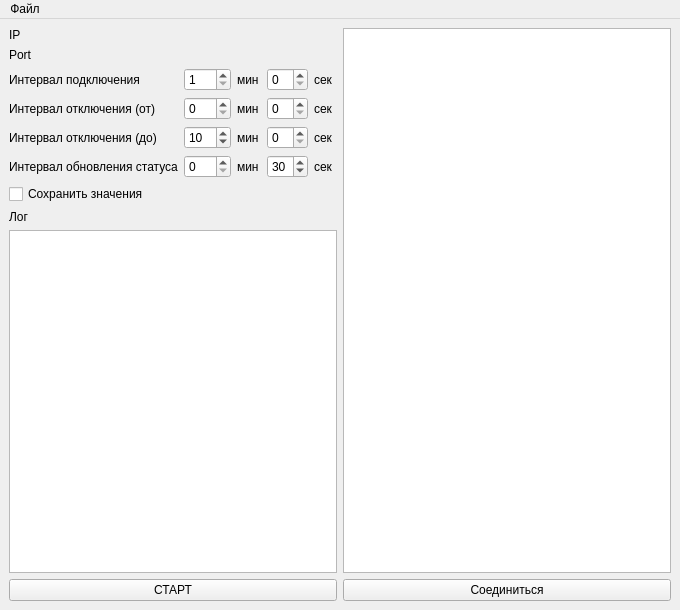
Qt form mainwindow.ui (layxproud/QulonServerTest) before a commit.
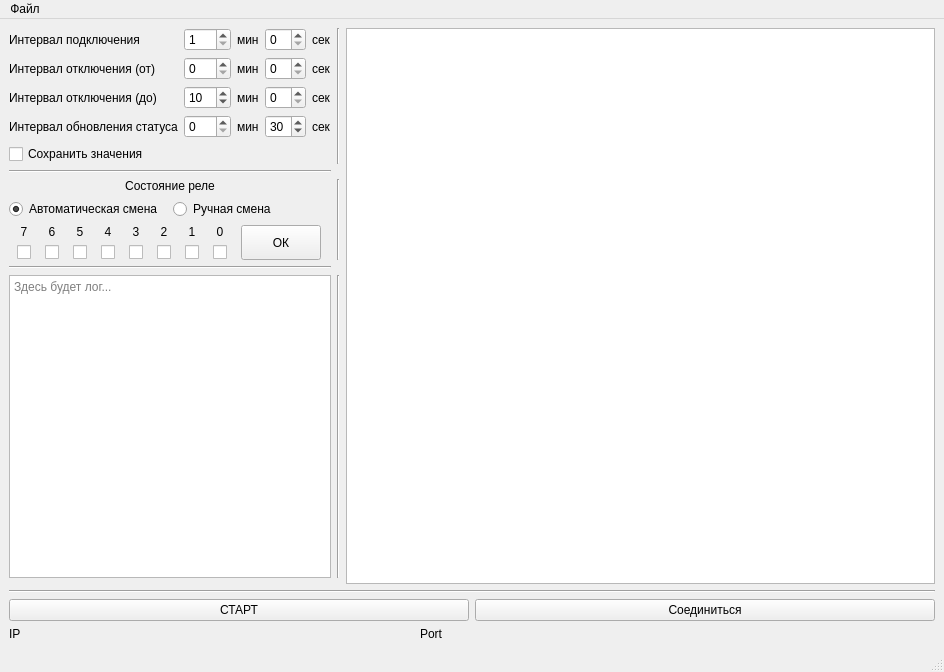
The same form after that commit. Icons and pictures are not drawn.

```diff
--- a/mainwindow.ui
+++ b/mainwindow.ui
@@ -6,8 +6,8 @@
    <rect>
     <x>0</x>
     <y>0</y>
-    <width>680</width>
-    <height>610</height>
+    <width>944</width>
+    <height>672</height>
    </rect>
   </property>
   <property name="sizePolicy">
@@ -21,386 +21,683 @@
   </property>
   <widget class="QWidget" name="centralwidget">
    <layout class="QGridLayout" name="gridLayout">
-    <item row="3" column="0">
-     <widget class="QPushButton" name="multiConnectButton">
+    <item row="15" column="0">
+     <widget class="QLabel" name="ipLabel">
+      <property name="sizePolicy">
+       <sizepolicy hsizetype="Preferred" vsizetype="Preferred">
+        <horstretch>0</horstretch>
+        <verstretch>0</verstretch>
+       </sizepolicy>
+      </property>
       <property name="text">
-       <string>СТАРТ</string>
+       <string>IP</string>
       </property>
      </widget>
     </item>
-    <item row="3" column="1">
-     <widget class="QPushButton" name="connectButton">
+    <item row="13" column="0" colspan="10">
+     <widget class="Line" name="line_6">
+      <property name="orientation">
+       <enum>Qt::Horizontal</enum>
+      </property>
+     </widget>
+    </item>
+    <item row="6" column="0">
+     <widget class="QTextBrowser" name="logWindow">
+      <property name="sizePolicy">
+       <sizepolicy hsizetype="Preferred" vsizetype="Expanding">
+        <horstretch>0</horstretch>
+        <verstretch>0</verstretch>
+       </sizepolicy>
+      </property>
+      <property name="placeholderText">
+       <string>Здесь будет лог...</string>
+      </property>
+     </widget>
+    </item>
+    <item row="15" column="4">
+     <widget class="QLabel" name="portValue">
+      <property name="sizePolicy">
+       <sizepolicy hsizetype="Preferred" vsizetype="Preferred">
+        <horstretch>0</horstretch>
+        <verstretch>0</verstretch>
+       </sizepolicy>
+      </property>
       <property name="text">
-       <string>Соединиться</string>
+       <string/>
       </property>
      </widget>
     </item>
-    <item row="2" column="1">
-     <widget class="QTableWidget" name="tableWidget">
+    <item row="14" column="0" colspan="10">
+     <layout class="QHBoxLayout" name="buttonsLayout">
+      <item>
+       <widget class="QPushButton" name="multiConnectButton">
+        <property name="sizePolicy">
+         <sizepolicy hsizetype="Preferred" vsizetype="Preferred">
+          <horstretch>0</horstretch>
+          <verstretch>0</verstretch>
+         </sizepolicy>
+        </property>
+        <property name="text">
+         <string>СТАРТ</string>
+        </property>
+       </widget>
+      </item>
+      <item>
+       <widget class="QPushButton" name="connectButton">
+        <property name="sizePolicy">
+         <sizepolicy hsizetype="Preferred" vsizetype="Preferred">
+          <horstretch>0</horstretch>
+          <verstretch>0</verstretch>
+         </sizepolicy>
+        </property>
+        <property name="text">
+         <string>Соединиться</string>
+        </property>
+       </widget>
+      </item>
+     </layout>
+    </item>
+    <item row="15" column="3">
+     <widget class="QLabel" name="portLabel">
       <property name="sizePolicy">
-       <sizepolicy hsizetype="Minimum" vsizetype="Expanding">
+       <sizepolicy hsizetype="Preferred" vsizetype="Preferred">
         <horstretch>0</horstretch>
         <verstretch>0</verstretch>
        </sizepolicy>
       </property>
+      <property name="text">
+       <string>Port</string>
+      </property>
      </widget>
     </item>
-    <item row="2" column="0">
-     <layout class="QVBoxLayout" name="leftLayout">
+    <item row="4" column="0">
+     <layout class="QGridLayout" name="relayLayout">
       <property name="topMargin">
        <number>0</number>
       </property>
-      <item>
-       <layout class="QGridLayout" name="gridLayout_2">
-        <item row="5" column="2">
-         <widget class="QLabel" name="minLabel4">
-          <property name="sizePolicy">
-           <sizepolicy hsizetype="Minimum" vsizetype="Preferred">
-            <horstretch>0</horstretch>
-            <verstretch>0</verstretch>
-           </sizepolicy>
-          </property>
+      <item row="1" column="1">
+       <widget class="QRadioButton" name="relayManualButton">
+        <property name="text">
+         <string>Ручная смена</string>
+        </property>
+       </widget>
+      </item>
+      <item row="2" column="0" colspan="2">
+       <layout class="QGridLayout" name="bitsLayout">
+        <property name="topMargin">
+         <number>0</number>
+        </property>
+        <item row="0" column="1">
+         <widget class="QLabel" name="bit6Label">
           <property name="text">
-           <string>мин</string>
+           <string>6</string>
           </property>
-         </widget>
-        </item>
-        <item row="2" column="0">
-         <widget class="QLabel" name="conIntLabel">
-          <property name="sizePolicy">
-           <sizepolicy hsizetype="Minimum" vsizetype="Preferred">
-            <horstretch>0</horstretch>
-            <verstretch>0</verstretch>
-           </sizepolicy>
+          <property name="alignment">
+           <set>Qt::AlignCenter</set>
           </property>
-          <property name="text">
-           <string>Интервал подключения</string>
-          </property>
          </widget>
         </item>
-        <item row="5" column="1">
-         <widget class="QSpinBox" name="statusIntMinBox">
+        <item row="1" column="6">
+         <widget class="QCheckBox" name="bit1">
           <property name="sizePolicy">
-           <sizepolicy hsizetype="Minimum" vsizetype="Fixed">
+           <sizepolicy hsizetype="Fixed" vsizetype="Fixed">
             <horstretch>0</horstretch>
             <verstretch>0</verstretch>
            </sizepolicy>
           </property>
-          <property name="maximum">
-           <number>120</number>
-          </property>
-         </widget>
-        </item>
-        <item row="4" column="4">
-         <widget class="QLabel" name="secLabel3">
-          <property name="sizePolicy">
-           <sizepolicy hsizetype="Minimum" vsizetype="Preferred">
-            <horstretch>0</horstretch>
-            <verstretch>0</verstretch>
-           </sizepolicy>
-          </property>
           <property name="text">
-           <string>сек</string>
+           <string/>
           </property>
          </widget>
         </item>
-        <item row="2" column="2">
-         <widget class="QLabel" name="minLabel1">
-          <property name="sizePolicy">
-           <sizepolicy hsizetype="Minimum" vsizetype="Preferred">
-            <horstretch>0</horstretch>
-            <verstretch>0</verstretch>
-           </sizepolicy>
-          </property>
+        <item row="0" column="3">
+         <widget class="QLabel" name="bit4Label">
           <property name="text">
-           <string>мин</string>
+           <string>4</string>
           </property>
-         </widget>
-        </item>
-        <item row="2" column="4">
-         <widget class="QLabel" name="secLabel1">
-          <property name="sizePolicy">
-           <sizepolicy hsizetype="Minimum" vsizetype="Preferred">
-            <horstretch>0</horstretch>
-            <verstretch>0</verstretch>
-           </sizepolicy>
+          <property name="alignment">
+           <set>Qt::AlignCenter</set>
           </property>
-          <property name="text">
-           <string>сек</string>
-          </property>
          </widget>
         </item>
-        <item row="0" column="0">
-         <widget class="QLabel" name="ipLabel">
+        <item row="1" column="2">
+         <widget class="QCheckBox" name="bit5">
           <property name="sizePolicy">
-           <sizepolicy hsizetype="Minimum" vsizetype="Preferred">
+           <sizepolicy hsizetype="Fixed" vsizetype="Fixed">
             <horstretch>0</horstretch>
             <verstretch>0</verstretch>
            </sizepolicy>
           </property>
           <property name="text">
-           <string>IP</string>
+           <string/>
           </property>
          </widget>
         </item>
-        <item row="4" column="2">
-         <widget class="QLabel" name="minLabel3">
-          <property name="sizePolicy">
-           <sizepolicy hsizetype="Minimum" vsizetype="Preferred">
-            <horstretch>0</horstretch>
-            <verstretch>0</verstretch>
-           </sizepolicy>
-          </property>
+        <item row="0" column="4">
+         <widget class="QLabel" name="bit3Label">
           <property name="text">
-           <string>мин</string>
+           <string>3</string>
           </property>
+          <property name="alignment">
+           <set>Qt::AlignCenter</set>
+          </property>
          </widget>
         </item>
-        <item row="2" column="1">
-         <widget class="QSpinBox" name="conIntMinBox">
+        <item row="1" column="7">
+         <widget class="QCheckBox" name="bit0">
           <property name="sizePolicy">
-           <sizepolicy hsizetype="Minimum" vsizetype="Fixed">
+           <sizepolicy hsizetype="Fixed" vsizetype="Fixed">
             <horstretch>0</horstretch>
             <verstretch>0</verstretch>
            </sizepolicy>
           </property>
-          <property name="minimum">
-           <number>1</number>
-          </property>
-          <property name="maximum">
-           <number>120</number>
-          </property>
-         </widget>
-        </item>
-        <item row="1" column="1" colspan="4">
-         <widget class="QLabel" name="portValue">
           <property name="text">
            <string/>
           </property>
          </widget>
         </item>
-        <item row="3" column="3">
-         <widget class="QSpinBox" name="discIntFromSecBox">
+        <item row="1" column="4">
+         <widget class="QCheckBox" name="bit3">
           <property name="sizePolicy">
-           <sizepolicy hsizetype="Minimum" vsizetype="Fixed">
+           <sizepolicy hsizetype="Fixed" vsizetype="Fixed">
             <horstretch>0</horstretch>
             <verstretch>0</verstretch>
            </sizepolicy>
           </property>
-          <property name="maximum">
-           <number>59</number>
-          </property>
-         </widget>
-        </item>
-        <item row="3" column="2">
-         <widget class="QLabel" name="minLabel2">
-          <property name="sizePolicy">
-           <sizepolicy hsizetype="Minimum" vsizetype="Preferred">
-            <horstretch>0</horstretch>
-            <verstretch>0</verstretch>
-           </sizepolicy>
-          </property>
           <property name="text">
-           <string>мин</string>
-          </property>
-         </widget>
-        </item>
-        <item row="3" column="1">
-         <widget class="QSpinBox" name="discIntFromMinBox">
-          <property name="sizePolicy">
-           <sizepolicy hsizetype="Minimum" vsizetype="Fixed">
-            <horstretch>0</horstretch>
-            <verstretch>0</verstretch>
-           </sizepolicy>
-          </property>
-          <property name="minimum">
-           <number>0</number>
-          </property>
-          <property name="maximum">
-           <number>120</number>
+           <string/>
           </property>
          </widget>
         </item>
         <item row="1" column="0">
-         <widget class="QLabel" name="portLabel">
+         <widget class="QCheckBox" name="bit7">
           <property name="sizePolicy">
-           <sizepolicy hsizetype="Minimum" vsizetype="Preferred">
+           <sizepolicy hsizetype="Fixed" vsizetype="Fixed">
             <horstretch>0</horstretch>
             <verstretch>0</verstretch>
            </sizepolicy>
           </property>
           <property name="text">
-           <string>Port</string>
+           <string/>
           </property>
          </widget>
         </item>
-        <item row="5" column="3">
-         <widget class="QSpinBox" name="statusIntSecBox">
-          <property name="sizePolicy">
-           <sizepolicy hsizetype="Minimum" vsizetype="Fixed">
-            <horstretch>0</horstretch>
-            <verstretch>0</verstretch>
-           </sizepolicy>
+        <item row="0" column="7">
+         <widget class="QLabel" name="bit0Label">
+          <property name="text">
+           <string>0</string>
           </property>
-          <property name="maximum">
-           <number>59</number>
+          <property name="alignment">
+           <set>Qt::AlignCenter</set>
           </property>
-          <property name="value">
-           <number>30</number>
-          </property>
          </widget>
         </item>
-        <item row="5" column="0">
-         <widget class="QLabel" name="statusIntLabel">
-          <property name="sizePolicy">
-           <sizepolicy hsizetype="Minimum" vsizetype="Preferred">
-            <horstretch>0</horstretch>
-            <verstretch>0</verstretch>
-           </sizepolicy>
-          </property>
+        <item row="0" column="0">
+         <widget class="QLabel" name="bit7Label">
           <property name="text">
-           <string>Интервал обновления статуса</string>
+           <string>7</string>
           </property>
+          <property name="alignment">
+           <set>Qt::AlignCenter</set>
+          </property>
          </widget>
         </item>
-        <item row="2" column="3">
-         <widget class="QSpinBox" name="conIntSecBox">
+        <item row="1" column="1">
+         <widget class="QCheckBox" name="bit6">
           <property name="sizePolicy">
-           <sizepolicy hsizetype="Minimum" vsizetype="Fixed">
+           <sizepolicy hsizetype="Fixed" vsizetype="Fixed">
             <horstretch>0</horstretch>
             <verstretch>0</verstretch>
            </sizepolicy>
           </property>
-          <property name="maximum">
-           <number>59</number>
-          </property>
-         </widget>
-        </item>
-        <item row="0" column="1" colspan="4">
-         <widget class="QLabel" name="ipValue">
           <property name="text">
            <string/>
           </property>
          </widget>
         </item>
-        <item row="5" column="4">
-         <widget class="QLabel" name="secLabel4">
-          <property name="sizePolicy">
-           <sizepolicy hsizetype="Minimum" vsizetype="Preferred">
-            <horstretch>0</horstretch>
-            <verstretch>0</verstretch>
-           </sizepolicy>
-          </property>
+        <item row="0" column="6">
+         <widget class="QLabel" name="bit1Label">
           <property name="text">
-           <string>сек</string>
+           <string>1</string>
           </property>
+          <property name="alignment">
+           <set>Qt::AlignCenter</set>
+          </property>
          </widget>
         </item>
-        <item row="4" column="1">
-         <widget class="QSpinBox" name="discIntToMinBox">
-          <property name="sizePolicy">
-           <sizepolicy hsizetype="Minimum" vsizetype="Fixed">
-            <horstretch>0</horstretch>
-            <verstretch>0</verstretch>
-           </sizepolicy>
+        <item row="0" column="2">
+         <widget class="QLabel" name="bit5Label">
+          <property name="text">
+           <string>5</string>
           </property>
-          <property name="minimum">
-           <number>0</number>
+          <property name="alignment">
+           <set>Qt::AlignCenter</set>
           </property>
-          <property name="maximum">
-           <number>120</number>
-          </property>
-          <property name="value">
-           <number>10</number>
-          </property>
          </widget>
         </item>
-        <item row="4" column="0">
-         <widget class="QLabel" name="discIntToLabel">
+        <item row="1" column="3">
+         <widget class="QCheckBox" name="bit4">
           <property name="sizePolicy">
-           <sizepolicy hsizetype="Minimum" vsizetype="Preferred">
+           <sizepolicy hsizetype="Fixed" vsizetype="Fixed">
             <horstretch>0</horstretch>
             <verstretch>0</verstretch>
            </sizepolicy>
           </property>
           <property name="text">
-           <string>Интервал отключения (до)</string>
+           <string/>
           </property>
          </widget>
         </item>
-        <item row="3" column="0">
-         <widget class="QLabel" name="discIntFromLabel">
+        <item row="1" column="5">
+         <widget class="QCheckBox" name="bit2">
           <property name="sizePolicy">
-           <sizepolicy hsizetype="Minimum" vsizetype="Preferred">
+           <sizepolicy hsizetype="Fixed" vsizetype="Fixed">
             <horstretch>0</horstretch>
             <verstretch>0</verstretch>
            </sizepolicy>
           </property>
           <property name="text">
-           <string>Интервал отключения (от)</string>
+           <string/>
           </property>
          </widget>
         </item>
-        <item row="3" column="4">
-         <widget class="QLabel" name="secLabel2">
-          <property name="sizePolicy">
-           <sizepolicy hsizetype="Minimum" vsizetype="Preferred">
-            <horstretch>0</horstretch>
-            <verstretch>0</verstretch>
-           </sizepolicy>
-          </property>
+        <item row="0" column="5">
+         <widget class="QLabel" name="bit2Label">
           <property name="text">
-           <string>сек</string>
+           <string>2</string>
           </property>
+          <property name="alignment">
+           <set>Qt::AlignCenter</set>
+          </property>
          </widget>
         </item>
-        <item row="4" column="3">
-         <widget class="QSpinBox" name="discIntToSecBox">
+        <item row="0" column="8" rowspan="2">
+         <widget class="QPushButton" name="sendRelayBitsButton">
           <property name="sizePolicy">
-           <sizepolicy hsizetype="Minimum" vsizetype="Fixed">
+           <sizepolicy hsizetype="Fixed" vsizetype="Expanding">
             <horstretch>0</horstretch>
             <verstretch>0</verstretch>
            </sizepolicy>
           </property>
-          <property name="maximum">
-           <number>59</number>
-          </property>
-         </widget>
-        </item>
-        <item row="6" column="0" colspan="5">
-         <widget class="QCheckBox" name="saveValuesButton">
           <property name="text">
-           <string>Сохранить значения</string>
+           <string>ОК</string>
           </property>
          </widget>
         </item>
        </layout>
       </item>
-      <item>
-       <widget class="QLabel" name="logLabel">
+      <item row="1" column="0">
+       <widget class="QRadioButton" name="relayAutoButton">
+        <property name="text">
+         <string>Автоматическая смена</string>
+        </property>
+        <property name="checked">
+         <bool>true</bool>
+        </property>
+       </widget>
+      </item>
+      <item row="0" column="0" colspan="2">
+       <widget class="QLabel" name="label">
+        <property name="text">
+         <string>Состояние реле</string>
+        </property>
+        <property name="alignment">
+         <set>Qt::AlignCenter</set>
+        </property>
+       </widget>
+      </item>
+     </layout>
+    </item>
+    <item row="5" column="0">
+     <widget class="Line" name="line_2">
+      <property name="orientation">
+       <enum>Qt::Horizontal</enum>
+      </property>
+     </widget>
+    </item>
+    <item row="2" column="0">
+     <layout class="QGridLayout" name="timersLayout">
+      <item row="0" column="3">
+       <widget class="QSpinBox" name="conIntSecBox">
         <property name="sizePolicy">
-         <sizepolicy hsizetype="Maximum" vsizetype="Maximum">
+         <sizepolicy hsizetype="Preferred" vsizetype="Preferred">
           <horstretch>0</horstretch>
           <verstretch>0</verstretch>
          </sizepolicy>
         </property>
+        <property name="maximum">
+         <number>59</number>
+        </property>
+       </widget>
+      </item>
+      <item row="0" column="0">
+       <widget class="QLabel" name="conIntLabel">
+        <property name="sizePolicy">
+         <sizepolicy hsizetype="Preferred" vsizetype="Preferred">
+          <horstretch>0</horstretch>
+          <verstretch>0</verstretch>
+         </sizepolicy>
+        </property>
         <property name="text">
-         <string>Лог</string>
+         <string>Интервал подключения</string>
         </property>
        </widget>
       </item>
-      <item>
-       <widget class="QTextBrowser" name="logWindow">
+      <item row="1" column="1">
+       <widget class="QSpinBox" name="discIntFromMinBox">
         <property name="sizePolicy">
-         <sizepolicy hsizetype="Preferred" vsizetype="Expanding">
+         <sizepolicy hsizetype="Preferred" vsizetype="Preferred">
           <horstretch>0</horstretch>
           <verstretch>0</verstretch>
          </sizepolicy>
         </property>
+        <property name="minimum">
+         <number>0</number>
+        </property>
+        <property name="maximum">
+         <number>120</number>
+        </property>
        </widget>
       </item>
+      <item row="1" column="3">
+       <widget class="QSpinBox" name="discIntFromSecBox">
+        <property name="sizePolicy">
+         <sizepolicy hsizetype="Preferred" vsizetype="Preferred">
+          <horstretch>0</horstretch>
+          <verstretch>0</verstretch>
+         </sizepolicy>
+        </property>
+        <property name="maximum">
+         <number>59</number>
+        </property>
+       </widget>
+      </item>
+      <item row="1" column="0">
+       <widget class="QLabel" name="discIntFromLabel">
+        <property name="sizePolicy">
+         <sizepolicy hsizetype="Preferred" vsizetype="Preferred">
+          <horstretch>0</horstretch>
+          <verstretch>0</verstretch>
+         </sizepolicy>
+        </property>
+        <property name="text">
+         <string>Интервал отключения (от)</string>
+        </property>
+       </widget>
+      </item>
+      <item row="2" column="2">
+       <widget class="QLabel" name="minLabel3">
+        <property name="sizePolicy">
+         <sizepolicy hsizetype="Preferred" vsizetype="Preferred">
+          <horstretch>0</horstretch>
+          <verstretch>0</verstretch>
+         </sizepolicy>
+        </property>
+        <property name="text">
+         <string>мин</string>
+        </property>
+       </widget>
+      </item>
+      <item row="2" column="4">
+       <widget class="QLabel" name="secLabel3">
+        <property name="sizePolicy">
+         <sizepolicy hsizetype="Preferred" vsizetype="Preferred">
+          <horstretch>0</horstretch>
+          <verstretch>0</verstretch>
+         </sizepolicy>
+        </property>
+        <property name="text">
+         <string>сек</string>
+        </property>
+       </widget>
+      </item>
+      <item row="3" column="3">
+       <widget class="QSpinBox" name="statusIntSecBox">
+        <property name="sizePolicy">
+         <sizepolicy hsizetype="Preferred" vsizetype="Preferred">
+          <horstretch>0</horstretch>
+          <verstretch>0</verstretch>
+         </sizepolicy>
+        </property>
+        <property name="maximum">
+         <number>59</number>
+        </property>
+        <property name="value">
+         <number>30</number>
+        </property>
+       </widget>
+      </item>
+      <item row="0" column="4">
+       <widget class="QLabel" name="secLabel1">
+        <property name="sizePolicy">
+         <sizepolicy hsizetype="Preferred" vsizetype="Preferred">
+          <horstretch>0</horstretch>
+          <verstretch>0</verstretch>
+         </sizepolicy>
+        </property>
+        <property name="text">
+         <string>сек</string>
+        </property>
+       </widget>
+      </item>
+      <item row="2" column="3">
+       <widget class="QSpinBox" name="discIntToSecBox">
+        <property name="sizePolicy">
+         <sizepolicy hsizetype="Preferred" vsizetype="Preferred">
+          <horstretch>0</horstretch>
+          <verstretch>0</verstretch>
+         </sizepolicy>
+        </property>
+        <property name="maximum">
+         <number>59</number>
+        </property>
+       </widget>
+      </item>
+      <item row="3" column="1">
+       <widget class="QSpinBox" name="statusIntMinBox">
+        <property name="sizePolicy">
+         <sizepolicy hsizetype="Preferred" vsizetype="Preferred">
+          <horstretch>0</horstretch>
+          <verstretch>0</verstretch>
+         </sizepolicy>
+        </property>
+        <property name="maximum">
+         <number>120</number>
+        </property>
+       </widget>
+      </item>
+      <item row="3" column="4">
+       <widget class="QLabel" name="secLabel4">
+        <property name="sizePolicy">
+         <sizepolicy hsizetype="Preferred" vsizetype="Preferred">
+          <horstretch>0</horstretch>
+          <verstretch>0</verstretch>
+         </sizepolicy>
+        </property>
+        <property name="text">
+         <string>сек</string>
+        </property>
+       </widget>
+      </item>
+      <item row="0" column="2">
+       <widget class="QLabel" name="minLabel1">
+        <property name="sizePolicy">
+         <sizepolicy hsizetype="Preferred" vsizetype="Preferred">
+          <horstretch>0</horstretch>
+          <verstretch>0</verstretch>
+         </sizepolicy>
+        </property>
+        <property name="text">
+         <string>мин</string>
+        </property>
+       </widget>
+      </item>
+      <item row="2" column="0">
+       <widget class="QLabel" name="discIntToLabel">
+        <property name="sizePolicy">
+         <sizepolicy hsizetype="Preferred" vsizetype="Preferred">
+          <horstretch>0</horstretch>
+          <verstretch>0</verstretch>
+         </sizepolicy>
+        </property>
+        <property name="text">
+         <string>Интервал отключения (до)</string>
+        </property>
+       </widget>
+      </item>
+      <item row="0" column="1">
+       <widget class="QSpinBox" name="conIntMinBox">
+        <property name="sizePolicy">
+         <sizepolicy hsizetype="Preferred" vsizetype="Preferred">
+          <horstretch>0</horstretch>
+          <verstretch>0</verstretch>
+         </sizepolicy>
+        </property>
+        <property name="minimum">
+         <number>1</number>
+        </property>
+        <property name="maximum">
+         <number>120</number>
+        </property>
+       </widget>
+      </item>
+      <item row="1" column="4">
+       <widget class="QLabel" name="secLabel2">
+        <property name="sizePolicy">
+         <sizepolicy hsizetype="Preferred" vsizetype="Preferred">
+          <horstretch>0</horstretch>
+          <verstretch>0</verstretch>
+         </sizepolicy>
+        </property>
+        <property name="text">
+         <string>сек</string>
+        </property>
+       </widget>
+      </item>
+      <item row="2" column="1">
+       <widget class="QSpinBox" name="discIntToMinBox">
+        <property name="sizePolicy">
+         <sizepolicy hsizetype="Preferred" vsizetype="Preferred">
+          <horstretch>0</horstretch>
+          <verstretch>0</verstretch>
+         </sizepolicy>
+        </property>
+        <property name="minimum">
+         <number>0</number>
+        </property>
+        <property name="maximum">
+         <number>120</number>
+        </property>
+        <property name="value">
+         <number>10</number>
+        </property>
+       </widget>
+      </item>
+      <item row="3" column="2">
+       <widget class="QLabel" name="minLabel4">
+        <property name="sizePolicy">
+         <sizepolicy hsizetype="Preferred" vsizetype="Preferred">
+          <horstretch>0</horstretch>
+          <verstretch>0</verstretch>
+         </sizepolicy>
+        </property>
+        <property name="text">
+         <string>мин</string>
+        </property>
+       </widget>
+      </item>
+      <item row="1" column="2">
+       <widget class="QLabel" name="minLabel2">
+        <property name="sizePolicy">
+         <sizepolicy hsizetype="Preferred" vsizetype="Preferred">
+          <horstretch>0</horstretch>
+          <verstretch>0</verstretch>
+         </sizepolicy>
+        </property>
+        <property name="text">
+         <string>мин</string>
+        </property>
+       </widget>
+      </item>
+      <item row="3" column="0">
+       <widget class="QLabel" name="statusIntLabel">
+        <property name="sizePolicy">
+         <sizepolicy hsizetype="Preferred" vsizetype="Preferred">
+          <horstretch>0</horstretch>
+          <verstretch>0</verstretch>
+         </sizepolicy>
+        </property>
+        <property name="text">
+         <string>Интервал обновления статуса</string>
+        </property>
+       </widget>
+      </item>
+      <item row="4" column="0">
+       <widget class="QCheckBox" name="saveValuesButton">
+        <property name="sizePolicy">
+         <sizepolicy hsizetype="Preferred" vsizetype="Preferred">
+          <horstretch>0</horstretch>
+          <verstretch>0</verstretch>
+         </sizepolicy>
+        </property>
+        <property name="text">
+         <string>Сохранить значения</string>
+        </property>
+       </widget>
+      </item>
      </layout>
     </item>
+    <item row="2" column="2" rowspan="6" colspan="8">
+     <widget class="QTableWidget" name="tableWidget">
+      <property name="sizePolicy">
+       <sizepolicy hsizetype="Minimum" vsizetype="Preferred">
+        <horstretch>0</horstretch>
+        <verstretch>0</verstretch>
+       </sizepolicy>
+      </property>
+     </widget>
+    </item>
+    <item row="15" column="2">
+     <widget class="QLabel" name="ipValue">
+      <property name="sizePolicy">
+       <sizepolicy hsizetype="Preferred" vsizetype="Preferred">
+        <horstretch>0</horstretch>
+        <verstretch>0</verstretch>
+       </sizepolicy>
+      </property>
+      <property name="text">
+       <string/>
+      </property>
+     </widget>
+    </item>
+    <item row="3" column="0">
+     <widget class="Line" name="line">
+      <property name="orientation">
+       <enum>Qt::Horizontal</enum>
+      </property>
+     </widget>
+    </item>
+    <item row="6" column="1">
+     <widget class="Line" name="line_3">
+      <property name="orientation">
+       <enum>Qt::Vertical</enum>
+      </property>
+     </widget>
+    </item>
+    <item row="4" column="1">
+     <widget class="Line" name="line_4">
+      <property name="orientation">
+       <enum>Qt::Vertical</enum>
+      </property>
+     </widget>
+    </item>
+    <item row="2" column="1">
+     <widget class="Line" name="line_5">
+      <property name="orientation">
+       <enum>Qt::Vertical</enum>
+      </property>
+     </widget>
+    </item>
    </layout>
   </widget>
   <widget class="QMenuBar" name="menubar">
@@ -408,7 +705,7 @@
     <rect>
      <x>0</x>
      <y>0</y>
-     <width>680</width>
+     <width>944</width>
      <height>21</height>
     </rect>
    </property>
@@ -420,6 +717,7 @@
    </widget>
    <addaction name="menu"/>
   </widget>
+  <widget class="QStatusBar" name="statusBar"/>
   <action name="openIniFileAction">
    <property name="text">
     <string>Открыть</string>
```
Left out of the diff: 22 changed lines with no effect on the pictures.
